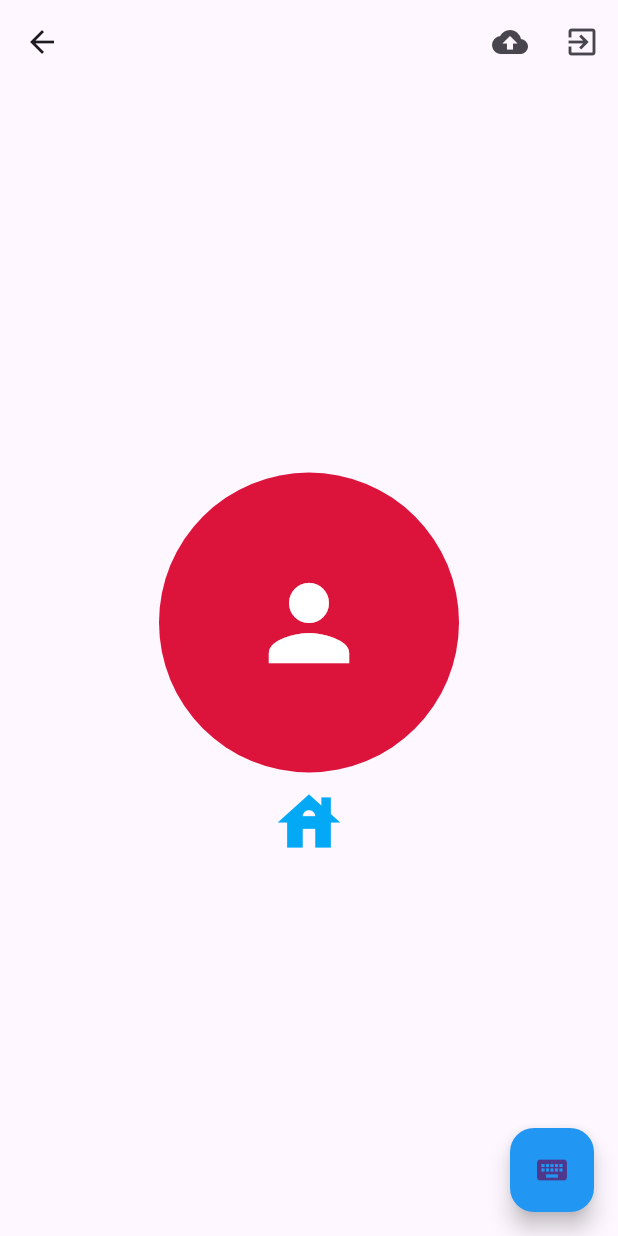
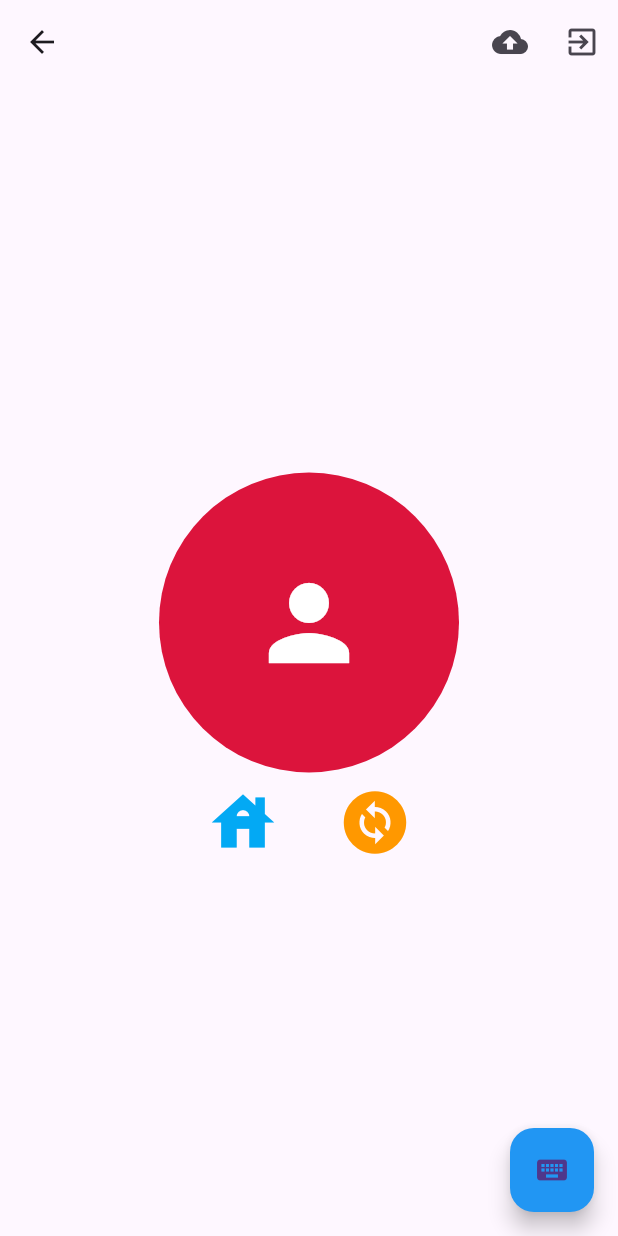
Before and after one commit to sebaszap123-dev/monopoly-banker-nfc, a Flutter app: the ElectronicGameScreen screen opened by its route, on a phone screen of 412 x 824 dp. Run offline on Flutter 3.47's test engine with Material 3 defaults, Android fonts, the phone set to English and light mode, and no system bars; our stand-ins replace auto_route, bloc, equatable, flutter_bloc, flutter_slidable, get_it and 5 more; missing offline and left inert: art_sweetalert, nfc_manager; accounts and stored records are empty; generated files the repository leaves out were written again.

Commit message:
clean TODOs

```diff
--- a/lib/config/router/guards/game_guard.dart
+++ b/lib/config/router/guards/game_guard.dart
@@ -20,8 +20,6 @@ class GameGuard extends AutoRouteGuard {
     switch (args.version) {
       case GameVersions.classic:
         // TODO: Handle this case
-        // final classic =
-        //     await getIt<MonopolyGamesStorage>().hasCurrentGamesClassic;
         resolver.next(true);
       case GameVersions.electronic:
         final countSessions =
--- a/lib/interface/views/eletronic_game/widgets/deals_screen.dart
+++ b/lib/interface/views/eletronic_game/widgets/deals_screen.dart
@@ -1,5 +1,6 @@
 import 'package:flutter/material.dart';
 
+// TODO: IMPLEMENT SCREEN
 class DealsScreen extends StatelessWidget {
   const DealsScreen({super.key});
 
--- a/lib/interface/views/eletronic_game/widgets/electronic_game_body.dart
+++ b/lib/interface/views/eletronic_game/widgets/electronic_game_body.dart
@@ -46,9 +46,21 @@ class ElectronicGameBody extends StatelessWidget {
                 getIt<ElectronicGameV2Bloc>().add(UpdatePlayerEvent()),
             colorsPlayers: blocState.players.map((e) => e.card!.color).toList(),
           ),
-          MaterialButton(
-            onPressed: () => onToggleProperties(!showProperties),
-            child: const Icon(Icons.house, size: 50, color: Colors.lightBlue),
+          Row(
+            mainAxisAlignment: MainAxisAlignment.center,
+            children: [
+              MaterialButton(
+                onPressed: () => onToggleProperties(!showProperties),
+                child:
+                    const Icon(Icons.house, size: 50, color: Colors.lightBlue),
+              ),
+              MaterialButton(
+                onPressed: () =>
+                    getIt<ElectronicGameV2Bloc>().add(ChangeProperties()),
+                child: const Icon(Icons.change_circle,
+                    size: 50, color: Colors.orange),
+              ),
+            ],
           ),
         ],
       );
--- a/lib/interface/widgets/_slide_example.dart
+++ b/lib/interface/widgets/_slide_example.dart
@@ -17,14 +17,13 @@ class ExampleCardSlidable extends StatelessWidget {
 
         // A pane can dismiss the Slidable.
         // ESTO BASICAMENTE EJECUTA UNA ACCION AL DESAPARECER EL WIDGET
-        // TODO: CAMBIAR
+
         dismissible: DismissiblePane(onDismissed: () => print('ola')),
 
         // All actions are defined in the children parameter.
         children: [
           // A SlidableAction can have an icon and/or a label.
           SlidableAction(
-            // TODO: CAMBIAR
             onPressed: (context) => print('deleted'),
             backgroundColor: Color(0xFFFE4A49),
             foregroundColor: Colors.white,
@@ -40,7 +39,6 @@ class ExampleCardSlidable extends StatelessWidget {
           ),
         ],
       ),
-      // TODO: CAMBIAR
       // The end action pane is the one at the right or the bottom side.
       endActionPane: const ActionPane(
         motion: ScrollMotion(),
--- a/lib/interface/widgets/image_game.dart
+++ b/lib/interface/widgets/image_game.dart
@@ -16,9 +16,6 @@ class ImageGame extends StatelessWidget {
         return BankerImages.monopolyClassic;
       case GameVersions.electronic:
         return BankerImages.monopolyElectronic;
-      case GameVersions.electronic:
-        // TODO: Change Image.
-        return BankerImages.monopolyElectronic;
     }
   }
 }
--- a/lib/interface/widgets/numeric_button.dart
+++ b/lib/interface/widgets/numeric_button.dart
@@ -30,7 +30,6 @@ class BaseButton extends StatelessWidget {
       elevation: 5,
       child: InkWell(
         splashColor: Colors.blue.shade100,
-        // TODO-FEATURE: PLAY A SOUND WITH JUST_AUDIO FLUTTER PACKAGE
         onTap: onTap,
         child: FittedBox(
           child: icon ??
```
